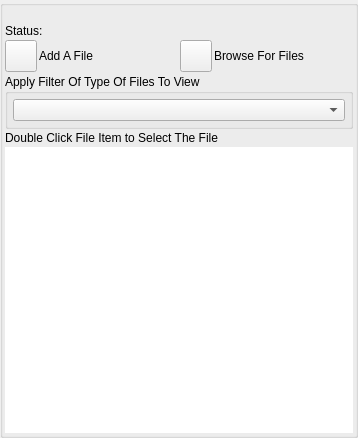
Qt form nolimitgui/CommonSrc/Forms/AppletLibrary.ui (nolimitconnect/NoLimitConnect) before a commit.
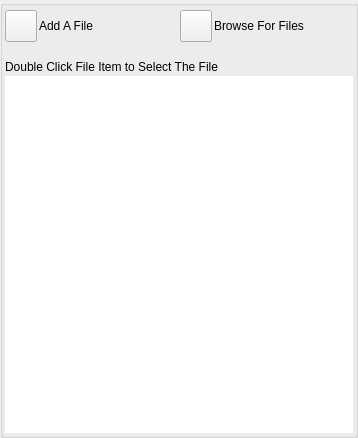
The same form after that commit. Custom widgets are drawn as their Qt base class.

Commit message: More file path fixes for android. Replace File Filter combo box with File Filter buttons widget FileFilterSelectWidget

Diff of the .ui file:
```diff
--- a/nolimitgui/CommonSrc/Forms/AppletLibrary.ui
+++ b/nolimitgui/CommonSrc/Forms/AppletLibrary.ui
@@ -14,7 +14,7 @@
    </rect>
   </property>
   <property name="sizePolicy">
-   <sizepolicy hsizetype="Preferred" vsizetype="Preferred">
+   <sizepolicy hsizetype="Expanding" vsizetype="Expanding">
     <horstretch>0</horstretch>
     <verstretch>0</verstretch>
    </sizepolicy>
@@ -58,6 +58,12 @@
    </property>
    <item>
     <widget class="QGroupBox" name="FileItemsBox">
+     <property name="sizePolicy">
+      <sizepolicy hsizetype="Expanding" vsizetype="Expanding">
+       <horstretch>0</horstretch>
+       <verstretch>0</verstretch>
+      </sizepolicy>
+     </property>
      <property name="minimumSize">
       <size>
        <width>0</width>
@@ -84,44 +90,13 @@
        <number>2</number>
       </property>
       <item>
-       <widget class="QLabel" name="m_StatusLabel">
-        <property name="text">
-         <string notr="true"/>
-        </property>
-       </widget>
-      </item>
-      <item>
-       <layout class="QHBoxLayout" name="horizontalLayout_2">
-        <item>
-         <widget class="QLabel" name="label">
-          <property name="sizePolicy">
-           <sizepolicy hsizetype="Minimum" vsizetype="Preferred">
-            <horstretch>0</horstretch>
-            <verstretch>0</verstretch>
-           </sizepolicy>
-          </property>
-          <property name="text">
-           <string>Status:</string>
-          </property>
-         </widget>
-        </item>
-        <item>
-         <widget class="QLabel" name="m_StatusMsgLabel">
-          <property name="sizePolicy">
-           <sizepolicy hsizetype="Expanding" vsizetype="Preferred">
-            <horstretch>0</horstretch>
-            <verstretch>0</verstretch>
-           </sizepolicy>
-          </property>
-          <property name="text">
-           <string/>
-          </property>
-         </widget>
-        </item>
-       </layout>
+       <widget class="FileFilterSelectWidget" name="m_FileFilterSelectWidget" native="true"/>
       </item>
       <item>
        <layout class="QHBoxLayout" name="horizontalLayout">
+        <property name="spacing">
+         <number>2</number>
+        </property>
         <item>
          <widget class="VxPushButton" name="m_AddFileButton">
           <property name="minimumSize">
@@ -195,36 +170,10 @@
        </layout>
       </item>
       <item>
-       <widget class="QGroupBox" name="m_FileFilterGroupBox">
-        <property name="sizePolicy">
-         <sizepolicy hsizetype="Preferred" vsizetype="Minimum">
-          <horstretch>0</horstretch>
-          <verstretch>0</verstretch>
-         </sizepolicy>
+       <widget class="QLabel" name="m_StatusLabel">
+        <property name="text">
+         <string notr="true"/>
         </property>
-        <property name="title">
-         <string>Apply Filter Of Type Of Files To View</string>
-        </property>
-        <layout class="QVBoxLayout" name="verticalLayout_3">
-         <property name="spacing">
-          <number>2</number>
-         </property>
-         <property name="leftMargin">
-          <number>5</number>
-         </property>
-         <property name="topMargin">
-          <number>5</number>
-         </property>
-         <property name="rightMargin">
-          <number>5</number>
-         </property>
-         <property name="bottomMargin">
-          <number>5</number>
-         </property>
-         <item>
-          <widget class="VxComboBoxFileFilter" name="m_FileFilterComboBox"/>
-         </item>
-        </layout>
        </widget>
       </item>
       <item>
@@ -273,16 +222,17 @@
    <extends>QPushButton</extends>
    <header>VxPushButton.h</header>
   </customwidget>
-  <customwidget>
-   <class>VxComboBoxFileFilter</class>
-   <extends>QComboBox</extends>
-   <header>VxComboBoxFileFilter.h</header>
-  </customwidget>
   <customwidget>
    <class>VxLabel</class>
    <extends>QLabel</extends>
    <header>VxLabel.h</header>
   </customwidget>
+  <customwidget>
+   <class>FileFilterSelectWidget</class>
+   <extends>QWidget</extends>
+   <header>FileFilterSelectWidget.h</header>
+   <container>1</container>
+  </customwidget>
  </customwidgets>
  <resources/>
  <connections/>
```
Left out of the diff: 2 changed lines with no effect on the pictures. The commit also changes 234 other files.
